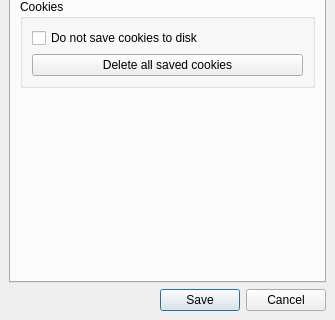
This is core/ui/settings_dialog.ui in deeffest/YouTube-Music-Desktop-Player as Qt 5 draws it before an edit; both pictures show x 0 to 335 and y 205 to 525 of the 335 by 525 pixel window. The edited form follows.
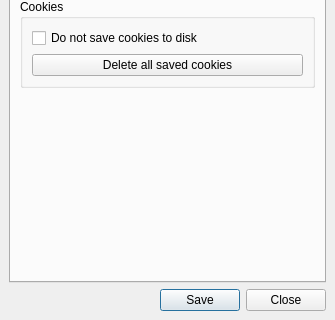
This is the edited form. The open tabs and pages were chosen to show the change.

The edit to the form file:
```diff
--- a/core/ui/settings_dialog.ui
+++ b/core/ui/settings_dialog.ui
@@ -38,10 +38,7 @@
    <item>
     <widget class="QFrame" name="frame">
      <property name="frameShape">
-      <enum>QFrame::Shape::NoFrame</enum>
-     </property>
-     <property name="frameShadow">
-      <enum>QFrame::Shadow::Raised</enum>
+      <enum>QFrame::NoFrame</enum>
      </property>
      <layout class="QVBoxLayout" name="verticalLayout">
       <item>
@@ -683,7 +680,7 @@
       <item>
        <widget class="QDialogButtonBox" name="buttonBox">
         <property name="standardButtons">
-         <set>QDialogButtonBox::StandardButton::Cancel|QDialogButtonBox::StandardButton::Save</set>
+         <set>QDialogButtonBox::Close|QDialogButtonBox::Save</set>
         </property>
        </widget>
       </item>
```
Left out of the diff: 111 changed lines with no effect on the pictures.
